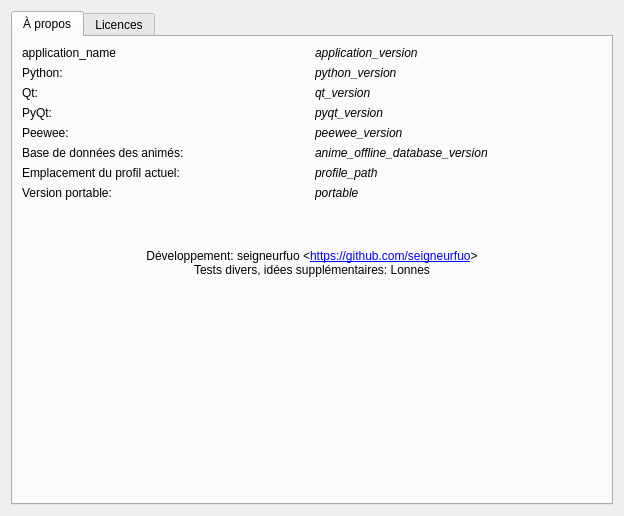
Above: src/ui/dialogs/about.ui from seigneurfuo/MyAnimeManager3 before the change. Below: the same form after it.
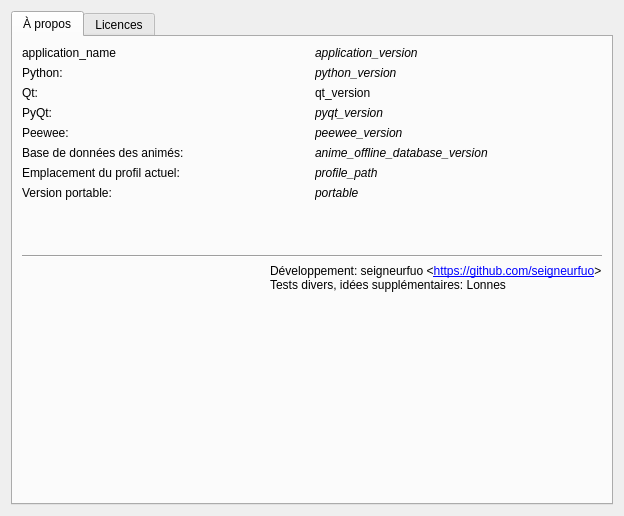
That is the form after the change. Icons and pictures are not drawn.

Commit message: Correction de l'affichage dans la fenêtre à propos.

Patch:
```diff
--- a/src/ui/dialogs/about.ui
+++ b/src/ui/dialogs/about.ui
@@ -123,9 +123,7 @@
          <item row="2" column="1">
           <widget class="QLabel" name="qt_version">
            <property name="font">
-            <font>
-             <italic>true</italic>
-            </font>
+            <font/>
            </property>
            <property name="text">
             <string>qt_version</string>
@@ -207,18 +205,14 @@
         </layout>
        </item>
        <item>
-        <widget class="QLabel" name="label_2">
-         <property name="text">
-          <string>&lt;html&gt;&lt;head/&gt;&lt;body&gt;&lt;p&gt;Développement: seigneurfuo &amp;lt;&lt;a href=&quot;https://github.com/seigneurfuo&quot;&gt;&lt;span style=&quot; text-decoration: underline; color:#0000ff;&quot;&gt;https://github.com/seigneurfuo&lt;/span&gt;&lt;/a&gt;&amp;gt;&lt;br/&gt;Tests divers, idées supplémentaires: Lonnes&lt;/p&gt;&lt;/body&gt;&lt;/html&gt;</string>
-         </property>
-         <property name="alignment">
-          <set>Qt::AlignmentFlag::AlignCenter</set>
-         </property>
-         <property name="openExternalLinks">
-          <bool>true</bool>
+        <widget class="Line" name="line">
+         <property name="orientation">
+          <enum>Qt::Orientation::Horizontal</enum>
          </property>
         </widget>
        </item>
+       <item>
+        <layout class="QHBoxLayout" name="horizontalLayout_2">
        <item>
         <widget class="QLabel" name="logo">
          <property name="text">
@@ -233,6 +227,21 @@
         </widget>
        </item>
        <item>
+          <widget class="QLabel" name="label_2">
+           <property name="text">
+            <string>&lt;html&gt;&lt;head/&gt;&lt;body&gt;&lt;p&gt;Développement: seigneurfuo &amp;lt;&lt;a href=&quot;https://github.com/seigneurfuo&quot;&gt;&lt;span style=&quot; text-decoration: underline; color:#0000ff;&quot;&gt;https://github.com/seigneurfuo&lt;/span&gt;&lt;/a&gt;&amp;gt;&lt;br/&gt;Tests divers, idées supplémentaires: Lonnes&lt;/p&gt;&lt;/body&gt;&lt;/html&gt;</string>
+           </property>
+           <property name="alignment">
+            <set>Qt::AlignmentFlag::AlignLeading|Qt::AlignmentFlag::AlignLeft|Qt::AlignmentFlag::AlignVCenter</set>
+           </property>
+           <property name="openExternalLinks">
+            <bool>true</bool>
+           </property>
+          </widget>
+         </item>
+        </layout>
+       </item>
+       <item>
         <spacer name="verticalSpacer_2">
          <property name="orientation">
           <enum>Qt::Orientation::Vertical</enum>
@@ -299,7 +308,7 @@
             <x>0</x>
             <y>0</y>
             <width>1057</width>
-            <height>90</height>
+            <height>369</height>
            </rect>
           </property>
           <attribute name="icon">
```
Lines whose indentation alone changed are shown as unchanged.
